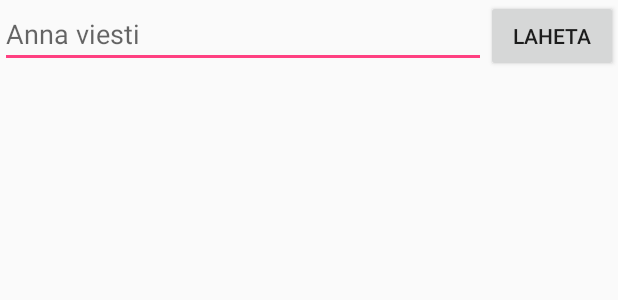
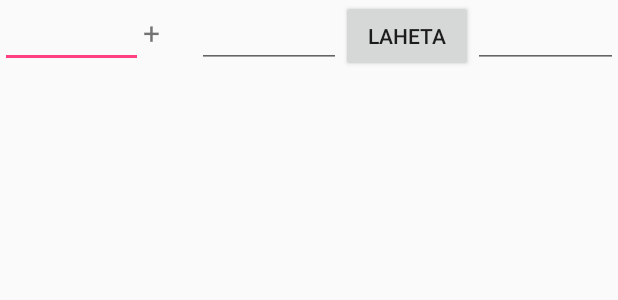
Before and after one commit to miksa007/Perjantaitesti, an Android app: the layout activity_main.xml on its own in the app's theme, with its tools: preview values and no code run, on a phone screen of 412 x 824 dp. Shown: the top 300 px of the screen. Run offline under Robolectric (Android 15) with nearby library versions, the phone set to English and light mode, and no system bars.

Commit message:
master commit Maanantaina

```diff
--- a/Perjanta20170120/app/src/main/res/layout/activity_main.xml
+++ b/Perjanta20170120/app/src/main/res/layout/activity_main.xml
@@ -5,14 +5,35 @@
     android:layout_width="match_parent"
     android:layout_height="match_parent"
     android:orientation="horizontal">
-    <EditText android:id="@+id/edit_message"
+
+    <EditText
+        android:layout_weight="3"
+        android:layout_width="wrap_content"
+        android:layout_height="wrap_content"
+        android:inputType="number"
+        android:id="@+id/numero1" />
+
+    <TextView
         android:layout_weight="1"
-        android:layout_width="0dp"
+        android:layout_width="wrap_content"
         android:layout_height="wrap_content"
-        android:hint="@string/edit_message" />
+        android:textSize="20dp"
+        android:text="+"
+        android:id="@+id/editText2" />
+
+    <EditText android:id="@+id/numero2"
+        android:layout_weight="3"
+        android:layout_width="wrap_content"
+        android:layout_height="wrap_content"
+        android:inputType="number"/>
     <Button
         android:layout_width="wrap_content"
         android:layout_height="wrap_content"
         android:text="@string/button_send"
         android:onClick="sendMessage"/>
+    <EditText android:id="@+id/tulos"
+        android:layout_weight="3"
+        android:layout_width="wrap_content"
+        android:layout_height="wrap_content" />
+
 </LinearLayout>
```
